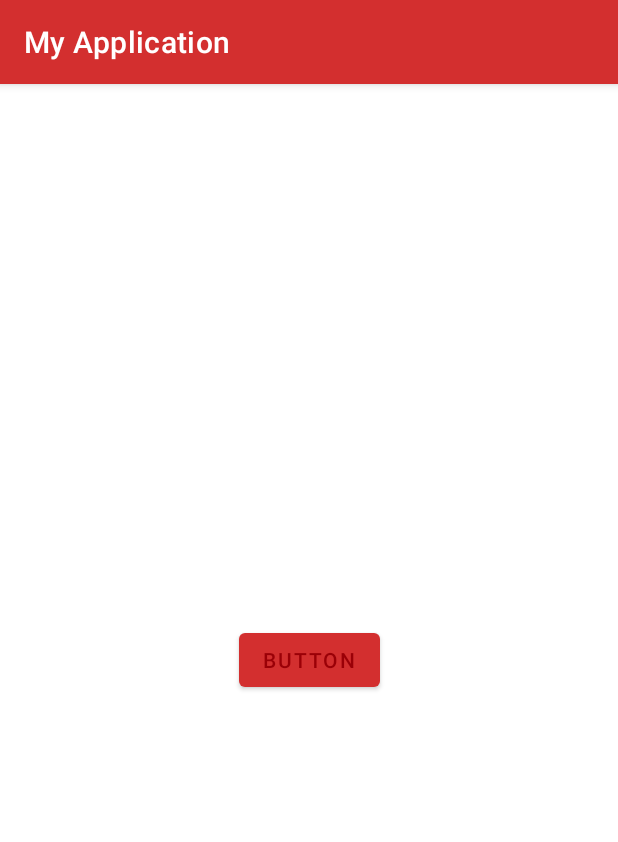
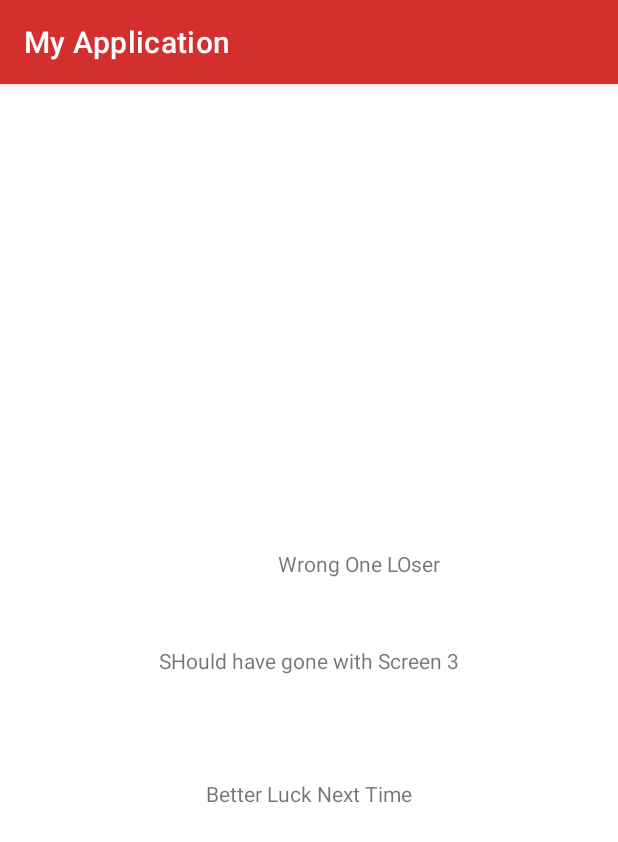
Before and after one commit to ERlKS0N/StylesTrial, an Android app: the MainActivity2 screen opened directly, with no data from a screen before it, on a phone screen of 412 x 824 dp. Shown: the top 842 px of the screen. Run offline under Robolectric (Android 15) with nearby library versions, the phone set to English and light mode, and no system bars.

Commit message:
commit push
layouts and make sure to do themes.

```diff
--- a/app/src/main/res/layout/activity_main2.xml
+++ b/app/src/main/res/layout/activity_main2.xml
@@ -6,13 +6,36 @@
     android:layout_height="match_parent"
     tools:context=".MainActivity2">
 
-    <Button
-        android:id="@+id/button3"
+    <TextView
+        android:id="@+id/gravityChamber"
         android:layout_width="wrap_content"
         android:layout_height="wrap_content"
-        android:text="Button"
+        android:text="Wrong One LOser"
+        app:layout_constraintBottom_toBottomOf="parent"
+        app:layout_constraintEnd_toEndOf="parent"
+        app:layout_constraintHorizontal_bias="0.609"
+        app:layout_constraintStart_toStartOf="parent"
+        app:layout_constraintTop_toTopOf="parent"
+        app:layout_constraintVertical_bias="0.414" />
+
+    <TextView
+        android:id="@+id/textView2"
+        android:layout_width="wrap_content"
+        android:layout_height="wrap_content"
+        android:text="SHould have gone with Screen 3"
         app:layout_constraintBottom_toBottomOf="parent"
         app:layout_constraintEnd_toEndOf="parent"
         app:layout_constraintStart_toStartOf="parent"
         app:layout_constraintTop_toTopOf="parent" />
+
+    <TextView
+        android:id="@+id/textView4"
+        android:layout_width="wrap_content"
+        android:layout_height="wrap_content"
+        android:text="Better Luck Next Time"
+        app:layout_constraintBottom_toBottomOf="parent"
+        app:layout_constraintEnd_toEndOf="parent"
+        app:layout_constraintStart_toStartOf="parent"
+        app:layout_constraintTop_toTopOf="parent"
+        app:layout_constraintVertical_bias="0.619" />
 </androidx.constraintlayout.widget.ConstraintLayout>
```
Also changed, not shown: app/src/main/java/com/example/myapplication/MainActivity2.java (+20 -0 lines).
